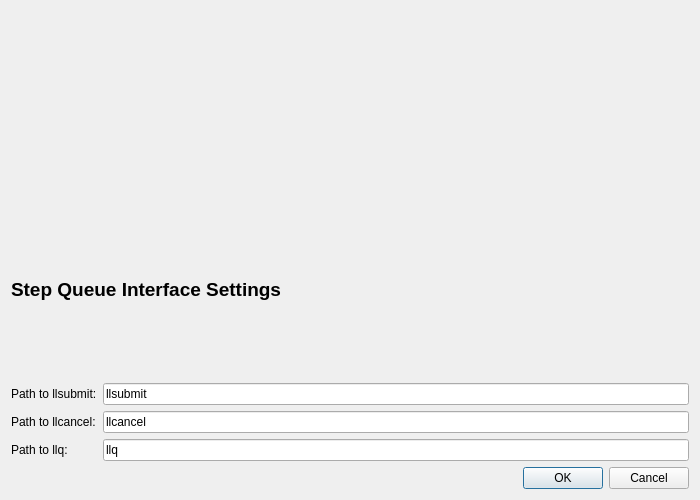
Qt form src/globalsearch/queueinterfaces/loadlevelerdialog.ui (xtalopt/XtalOpt) before a commit.
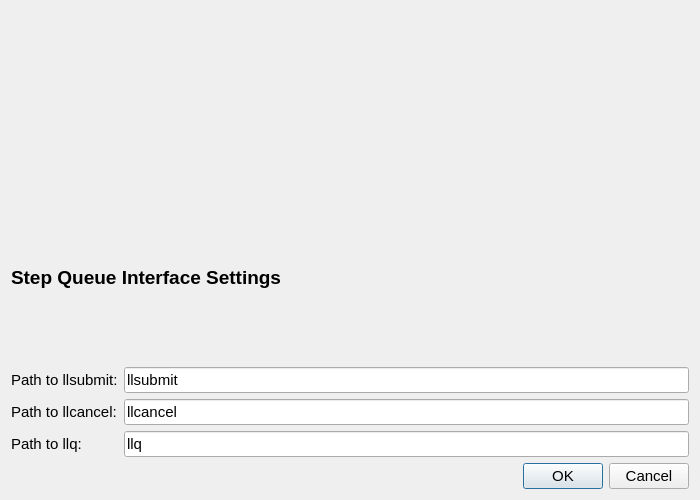
The same form after that commit. Custom widgets are drawn as their Qt base class.

Diff of the .ui file:
```diff
--- a/src/globalsearch/queueinterfaces/loadlevelerdialog.ui
+++ b/src/globalsearch/queueinterfaces/loadlevelerdialog.ui
@@ -16,6 +16,11 @@
     <verstretch>0</verstretch>
    </sizepolicy>
   </property>
+  <property name="font">
+   <font>
+    <pointsize>11</pointsize>
+   </font>
+  </property>
   <property name="windowTitle">
    <string>LoadLeveler Queue Configuration</string>
   </property>
```
